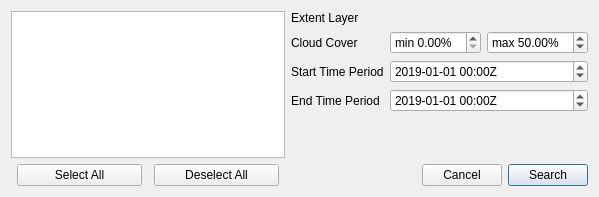
Above: views/query_dialog.ui from kbgg/qgis-stac-browser before the change. Below: the same form after it.
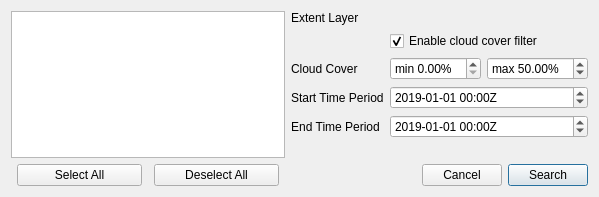
That is the form after the change.

Commit message: Fix accidentally removing checkbox

```diff
--- a/views/query_dialog.ui
+++ b/views/query_dialog.ui
@@ -173,6 +173,16 @@
            </property>
           </widget>
          </item>
+         <item row="1" column="1">
+          <widget class="QCheckBox" name="enableFiltersCheckBox">
+           <property name="text">
+            <string>Enable cloud cover filter</string>
+           </property>
+           <property name="checked">
+            <bool>true</bool>
+           </property>
+          </widget>
+         </item>
         </layout>
        </item>
        <item>
```
